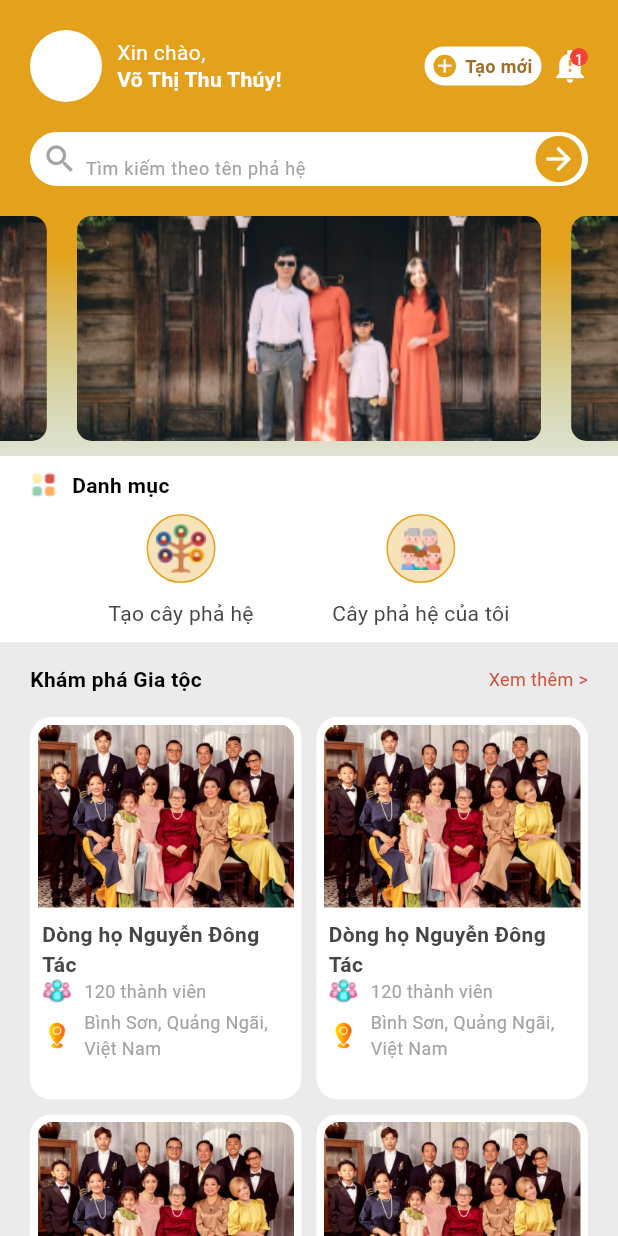
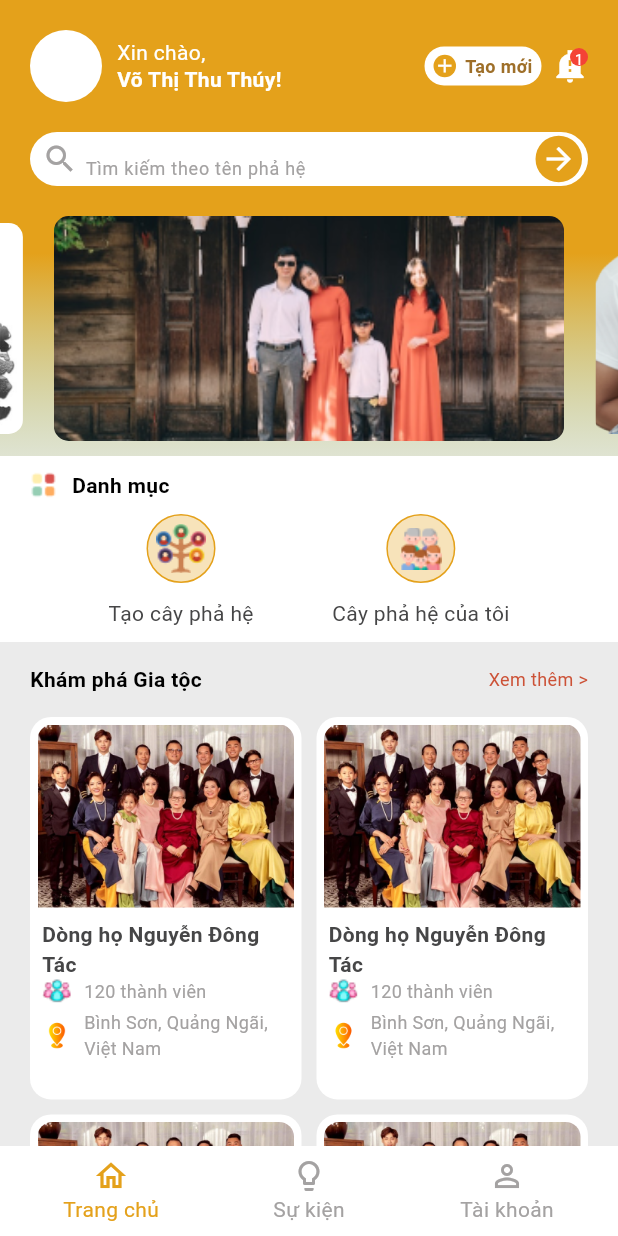
Before and after one commit to VietNguyen238/App_gia_pha, a Flutter app: the MainPage screen opened by its route, on a phone screen of 412 x 824 dp. Run offline on Flutter 3.47's test engine with Material 3 defaults, Android fonts, the phone set to English and light mode, and no system bars; drawn by our look-alikes of carousel_slider; our stand-ins replace animated_splash_screen, flutter_svg, smooth_page_indicator; Roboto replaces fonts that are missing (Poppins).

Commit message:
Create: Navigator

```diff
--- /dev/null
+++ b/lib/components/bottom_navigator_Item.dart
@@ -0,0 +1,51 @@
+import 'package:app_giao_hang/pages/main_page.dart';
+import 'package:app_giao_hang/styles/app_color.dart';
+import 'package:app_giao_hang/styles/app_text.dart';
+import 'package:flutter/material.dart';
+
+class BottomNavigationItem extends StatelessWidget {
+  final VoidCallback onPressed;
+  final String label;
+  final Menus index;
+  final Menus name;
+  final IconData? icon;
+  final IconData? iconActive;
+
+  const BottomNavigationItem(
+      {super.key,
+      required this.onPressed,
+      required this.index,
+      required this.name,
+      required this.icon,
+      required this.iconActive,
+      required this.label});
+
+  @override
+  Widget build(BuildContext context) {
+    return Expanded(
+      child: Column(
+        children: [
+          GestureDetector(
+            onTap: onPressed,
+            child: Container(
+              child: Column(
+                children: [
+                  Icon(
+                    index == name ? iconActive : icon,
+                    color: index == name ? AppColors.orange : AppColors.gray,
+                  ),
+                  Text(
+                    label,
+                    style: AppText.medium.copyWith(
+                      color: index == name ? AppColors.orange : AppColors.gray,
+                    ),
+                  ),
+                ],
+              ),
+            ),
+          ),
+        ],
+      ),
+    );
+  }
+}
--- a/lib/configs/app_route.dart
+++ b/lib/configs/app_route.dart
@@ -1,17 +1,20 @@
 import 'package:app_giao_hang/pages/home/index.dart';
 import 'package:app_giao_hang/pages/login/index.dart';
+import 'package:app_giao_hang/pages/main_page.dart';
 import 'package:app_giao_hang/pages/onboarding/index.dart';
-import 'package:app_giao_hang/pages/splash_screen.dart';
+import 'package:app_giao_hang/pages/splashScreen/splash_screen.dart';
 
 class AppRoutes {
   static final pages = {
     '/onboarding': (context) => const Onboarding(),
     '/splashScreen': (context) => const SplashScreen(),
+    '/home': (context) => const Home(),
+    '/login': (context) => const Login(),
     '/mainPage': (context) => const MainPage(),
-    '/login': (context) => const Login(),
   };
   static const onboarding = '/onboarding';
   static const mainPage = '/mainPage';
+  static const home = '/home';
   static const splashScreen = '/splashScreen';
   static const login = '/login';
 }
--- a/lib/pages/home/index.dart
+++ b/lib/pages/home/index.dart
@@ -11,8 +11,8 @@ import 'package:app_giao_hang/styles/app_text.dart';
 import 'package:flutter/material.dart';
 import 'package:carousel_slider/carousel_slider.dart';
 
-class MainPage extends StatelessWidget {
-  const MainPage({super.key});
+class Home extends StatelessWidget {
+  const Home({super.key});
 
   @override
   Widget build(BuildContext context) {
@@ -53,17 +53,26 @@ class MainPage extends StatelessWidget {
                     ),
                   ),
                   CarouselSlider(
-                    options: CarouselOptions(height: 150.0),
-                    items: [1, 2, 3, 4, 5].map((i) {
+                    options: CarouselOptions(
+                      autoPlayAnimationDuration: Duration(milliseconds: 800),
+                      autoPlayCurve: Curves.fastOutSlowIn,
+                      viewportFraction: 0.85,
+                      enlargeCenterPage: true,
+                      enlargeFactor: 0.2,
+                      height: 150.0,
+                      autoPlay: true,
+                    ),
+                    items: bannerItem.map((item) {
                       return Builder(
                         builder: (BuildContext context) {
                           return Container(
-                              height: 200,
-                              width: 320,
-                              margin: EdgeInsets.symmetric(horizontal: 10.0),
+                              margin: EdgeInsets.symmetric(horizontal: 5.0),
                               child: ClipRRect(
                                 borderRadius: BorderRadius.circular(10),
-                                child: Image.asset(AppIcons.im_family1,
+                                child: Image.asset(item.image,
+                                    height: 150,
+                                    width:
+                                        MediaQuery.sizeOf(context).width - 60,
                                     fit: BoxFit.cover),
                               ));
                         },
@@ -163,6 +172,28 @@ class MainPage extends StatelessWidget {
   }
 }
 
+class BannerItem {
+  String image;
+  BannerItem({
+    required this.image,
+  });
+}
+
+List<BannerItem> bannerItem = [
+  BannerItem(
+    image: AppIcons.im_family1,
+  ),
+  BannerItem(
+    image: AppIcons.im_people1,
+  ),
+  BannerItem(
+    image: AppIcons.im_people2,
+  ),
+  BannerItem(
+    image: AppIcons.im_people3,
+  ),
+];
+
 class CardFamilyItem {
   String image;
   String title;
--- /dev/null
+++ b/lib/pages/main_page.dart
@@ -0,0 +1,89 @@
+import 'package:app_giao_hang/components/bottom_navigator_Item.dart';
+import 'package:app_giao_hang/pages/home/index.dart';
+import 'package:flutter/material.dart';
+import 'package:flutter_svg/svg.dart';
+
+class MainPage extends StatefulWidget {
+  const MainPage({super.key});
+
+  @override
+  State<MainPage> createState() => _MainPageState();
+}
+
+class _MainPageState extends State<MainPage> {
+  Menus currentIndex = Menus.home;
+  @override
+  Widget build(BuildContext context) {
+    return Scaffold(
+      extendBody: true,
+      body: pages[currentIndex.index],
+      bottomNavigationBar: MyBottomNavigation(
+          currentIndex: currentIndex,
+          onTap: (value) {
+            setState(() {
+              currentIndex = value;
+            });
+          }),
+    );
+  }
+
+  final pages = <Widget>[
+    Home(),
+    const Center(child: Text('Message')),
+    const Center(child: Text('Add')),
+  ];
+}
+
+enum Menus { home, event, profile }
+
+class MyBottomNavigation extends StatelessWidget {
+  final Menus currentIndex;
+  final ValueChanged<Menus> onTap;
+  const MyBottomNavigation(
+      {super.key, required this.currentIndex, required this.onTap});
+
+  @override
+  Widget build(BuildContext context) {
+    return Container(
+      height: 60,
+      child: Stack(
+        children: [
+          Positioned(
+            right: 0,
+            left: 0,
+            top: 0,
+            bottom: 0,
+            child: Padding(
+              padding: const EdgeInsets.all(8.0),
+              child: Row(
+                children: [
+                  BottomNavigationItem(
+                      label: 'Trang chủ',
+                      onPressed: () => onTap(Menus.home),
+                      index: currentIndex,
+                      name: Menus.home,
+                      iconActive: Icons.home_outlined,
+                      icon: Icons.home_outlined),
+                  BottomNavigationItem(
+                      label: 'Sự kiện',
+                      onPressed: () => onTap(Menus.event),
+                      index: currentIndex,
+                      name: Menus.event,
+                      iconActive: Icons.lightbulb_outline,
+                      icon: Icons.lightbulb_outline),
+                  BottomNavigationItem(
+                      label: 'Tài khoản',
+                      onPressed: () => onTap(Menus.profile),
+                      index: currentIndex,
+                      name: Menus.profile,
+                      iconActive: Icons.person_outline,
+                      icon: Icons.person_outline),
+                ],
+              ),
+            ),
+          ),
+        ],
+      ),
+    );
+  }
+}
```
Also changed, not shown: lib/pages/splashScreen/splash_screen.dart (renamed from lib/pages/splash_screen.dart).
